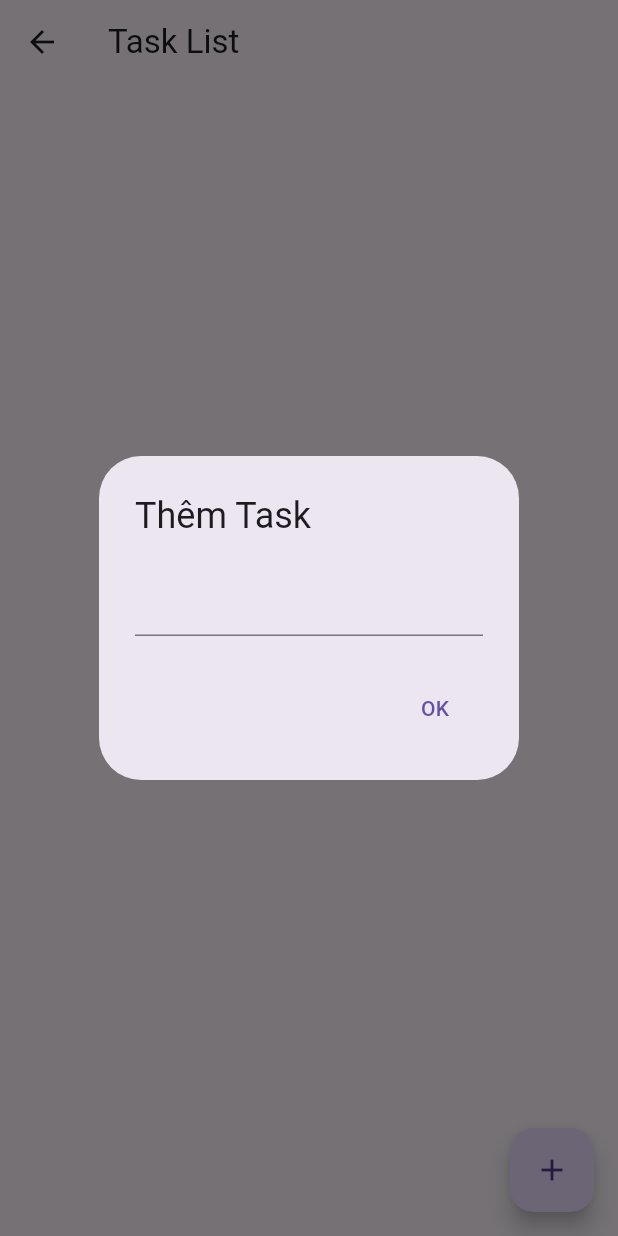
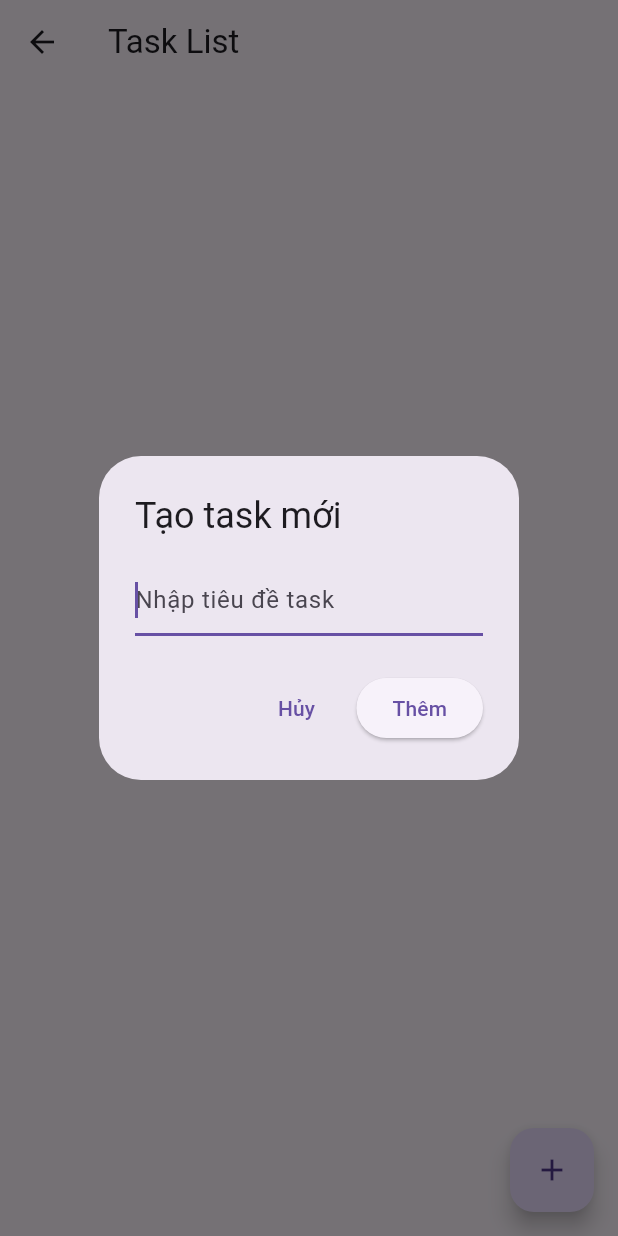
Before and after one commit to NguyenDuyLam123/focuz_focus_timer, a Flutter app: the TaskScreen screen opened directly, after a tap on the "add" icon, on a phone screen of 412 x 824 dp. Run offline on Flutter 3.47's test engine with Material 3 defaults, Android fonts, the light colour scheme and no system bars; our stand-ins replace flutter_local_notifications, hive, permission_handler, shared_preferences, syncfusion_flutter_charts; accounts and stored records are empty.

Commit message:
Update week 5: Fix task screen

```diff
--- a/lib/screens/task_screen.dart
+++ b/lib/screens/task_screen.dart
@@ -1,5 +1,6 @@
 import 'package:flutter/material.dart';
 import '../logic/task_controller.dart';
+import '../models/task.dart';
 
 class TaskScreen extends StatefulWidget {
   const TaskScreen({super.key});
@@ -15,64 +16,90 @@ class _TaskScreenState extends State<TaskScreen> {
   @override
   void initState() {
     super.initState();
+    // load tasks từ storage khi mở màn hình
     controller.loadTasks().then((_) {
-      if (!mounted) return; // ← IMPORTANT
+      if (!mounted) return;
       setState(() {});
     });
   }
 
-  void addTaskDialog() {
-    showDialog(
+  @override
+  void dispose() {
+    input.dispose();
+    super.dispose();
+  }
+
+  Future<void> addTaskDialog() async {
+    input.clear();
+    await showDialog(
       context: context,
-      builder: (_) => AlertDialog(
-        title: const Text("Thêm Task"),
-        content: TextField(controller: input),
+      builder: (context) {
+        return AlertDialog(
+          title: const Text('Tạo task mới'),
+          content: TextField(
+            controller: input,
+            autofocus: true,
+            decoration: const InputDecoration(hintText: 'Nhập tiêu đề task'),
+            onSubmitted: (_) => _addTaskFromDialog(),
+          ),
           actions: [
             TextButton(
-            onPressed: () async {
-              await controller.addTask(input.text);
-
-              if (!mounted) return;
-
-              input.clear();
-              setState(() {});
-              Navigator.pop(context);
+              onPressed: () {
+                Navigator.of(context).pop();
               },
-            child: const Text("OK"),
+              child: const Text('Hủy'),
+            ),
+            ElevatedButton(
+              onPressed: _addTaskFromDialog,
+              child: const Text('Thêm'),
             ),
           ],
-      ),
         );
+      },
+    );
+  }
+
+  void _addTaskFromDialog() async {
+    final text = input.text.trim();
+    if (text.isEmpty) return;
+    await controller.addTask(text);
+    // sau khi thêm, reload hoặc cập nhật local list
+    if (!mounted) return;
+    setState(() {});
+    input.clear();
+    Navigator.of(context).pop();
   }
 
   @override
   Widget build(BuildContext context) {
+    final tasks = controller.tasks;
     return Scaffold(
       appBar: AppBar(title: const Text("Task List")),
       floatingActionButton: FloatingActionButton(
         onPressed: addTaskDialog,
         child: const Icon(Icons.add),
       ),
-      body: ListView.builder(
-        itemCount: controller.tasks.length,
+      body: tasks.isEmpty
+          ? const Center(child: Text("Chưa có task nào. Nhấn + để tạo."))
+          : ListView.separated(
+              itemCount: tasks.length,
+              separatorBuilder: (_, __) => const Divider(height: 1),
               itemBuilder: (context, i) {
-          final task = controller.tasks[i];
+                final task = tasks[i];
                 return ListTile(
-            onTap: () {
-              Navigator.pushNamed(context, '/pomodoro', arguments: task);
-            },
                   title: Text(task.title),
-            subtitle: Text("Pomodoros: ${task.pomodoroCount}"),
                   trailing: IconButton(
                     icon: const Icon(Icons.delete),
                     onPressed: () async {
                       await controller.deleteTask(task.id);
-
                       if (!mounted) return;
-
                       setState(() {});
                     },
                   ),
+                  onTap: () {
+                    // nếu muốn chuyển sang Pomodoro và truyền task
+                    Navigator.pushNamed(context, '/pomodoro', arguments: task);
+                  },
                 );
               },
             ),
```
Also changed, not shown: pubspec.lock, 5 other files. Lines whose indentation alone changed are shown as unchanged.
